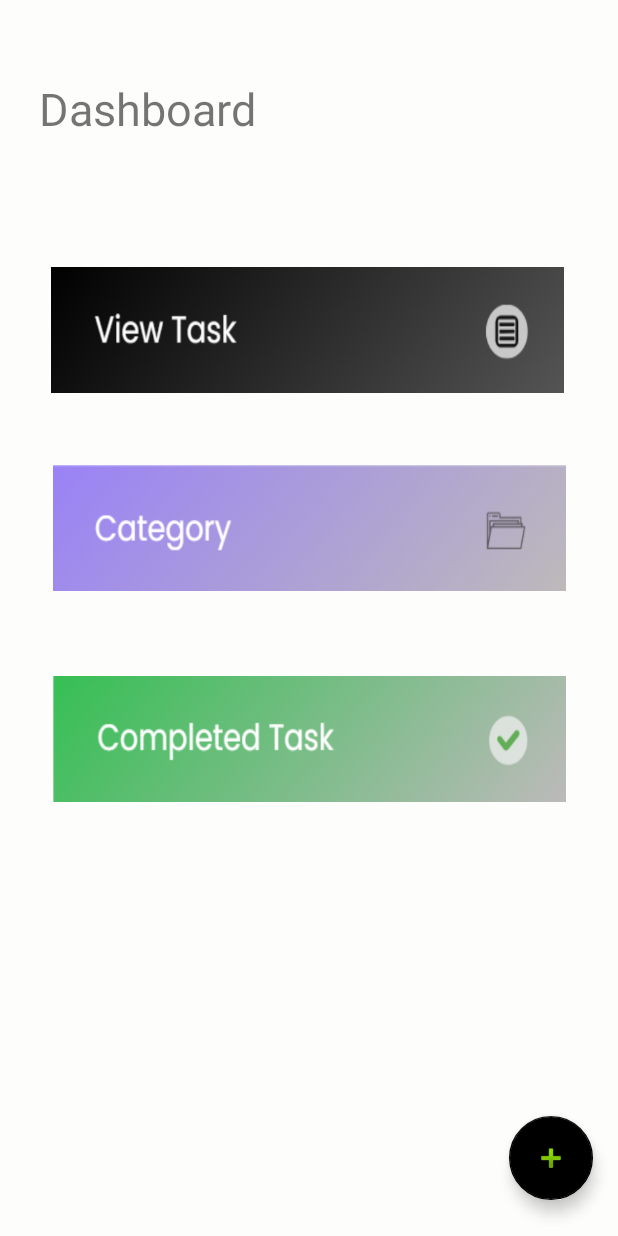
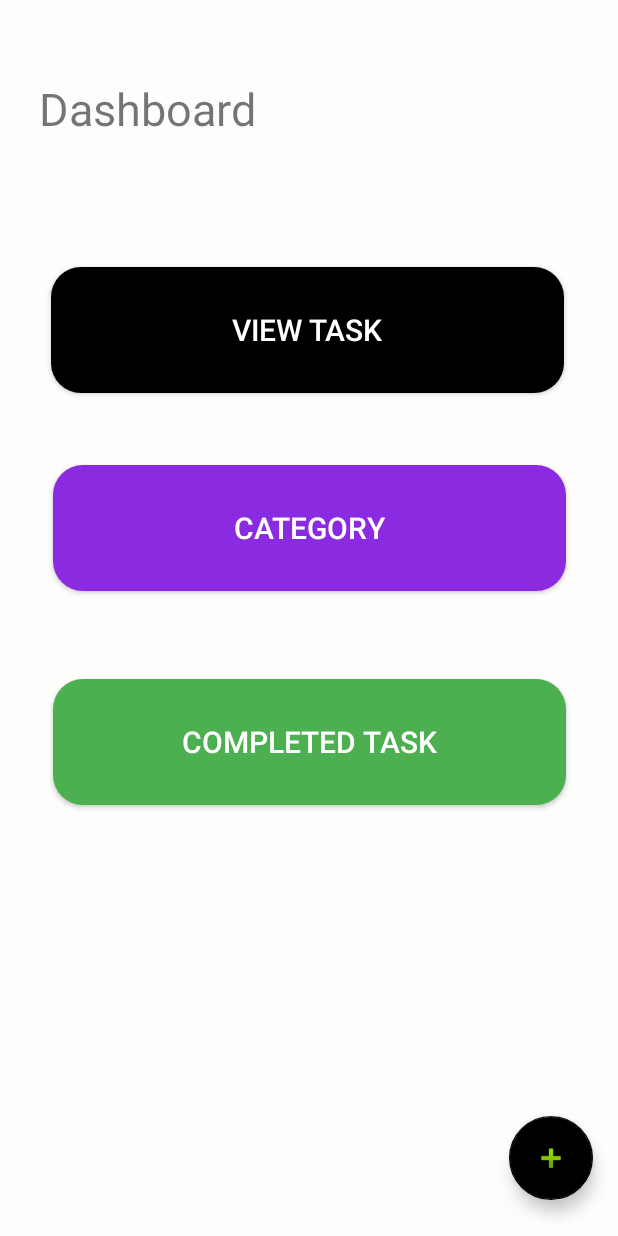
Before and after one commit to Labyrinth-759/TaskTidy, an Android app: the DashboardActivity screen opened directly, with no data from a screen before it, on a phone screen of 412 x 824 dp. Run offline under Robolectric (Android 15) with nearby library versions, the phone set to English and light mode, and no system bars.

Commit message:
change dashboard

```diff
--- /dev/null
+++ b/app/src/main/res/drawable/button4.xml
@@ -0,0 +1,15 @@
+<?xml version="1.0" encoding="utf-8"?>
+<selector xmlns:android="http://schemas.android.com/apk/res/android">
+    <item android:state_hovered="true">
+        <shape android:shape="rectangle">
+            <solid android:color="@color/light_green" />
+            <corners android:radius="20dp" />
+        </shape>
+    </item>
+    <item>
+        <shape android:shape="rectangle">
+            <solid android:color="@color/green" />
+            <corners android:radius="20dp" />
+        </shape>
+    </item>
+</selector>
--- /dev/null
+++ b/app/src/main/res/drawable/button6.xml
@@ -0,0 +1,17 @@
+<?xml version="1.0" encoding="utf-8"?>
+<selector xmlns:android="http://schemas.android.com/apk/res/android">
+    <!-- Hover state -->
+    <item android:state_hovered="true">
+        <shape android:shape="rectangle">
+            <solid android:color="@color/light_violet" />
+            <corners android:radius="20dp" />
+        </shape>
+    </item>
+
+    <item>
+        <shape android:shape="rectangle">
+            <solid android:color="@color/violet" />
+            <corners android:radius="20dp" />
+        </shape>
+    </item>
+</selector>
--- /dev/null
+++ b/app/src/main/res/drawable/button_background.xml
@@ -0,0 +1,18 @@
+<?xml version="1.0" encoding="utf-8"?>
+<selector xmlns:android="http://schemas.android.com/apk/res/android">
+    <!-- Hover state -->
+    <item android:state_hovered="true">
+        <shape android:shape="rectangle">
+            <solid android:color="#D3D3D3" />
+            <corners android:radius="20dp" />
+        </shape>
+    </item>
+
+
+    <item>
+        <shape android:shape="rectangle">
+            <solid android:color="#000000" />
+            <corners android:radius="20dp" />
+        </shape>
+    </item>
+</selector>
--- a/app/src/main/res/layout/activity_addtask.xml
+++ b/app/src/main/res/layout/activity_addtask.xml
@@ -15,8 +15,10 @@
         android:text="@string/addtask"
         app:layout_constraintEnd_toEndOf="parent"
         app:layout_constraintStart_toStartOf="parent"
-        tools:ignore="MissingConstraints"
-        tools:layout_editor_absoluteY="241dp" />
+        tools:ignore="LabelFor,MissingConstraints"
+        tools:layout_editor_absoluteY="241dp"
+        android:autofillHints=""
+        android:inputType="" />
 
     <EditText
         android:id="@+id/setprio"
@@ -28,5 +30,18 @@
         app:layout_constraintEnd_toEndOf="parent"
         app:layout_constraintStart_toStartOf="parent"
         app:layout_constraintTop_toBottomOf="@+id/enternewtask"
-        tools:ignore="MissingConstraints" />
+        tools:ignore="LabelFor,MissingConstraints"
+        android:autofillHints=""
+        android:inputType="" />
+
+    <Button
+        android:id="@+id/button5"
+        android:layout_width="wrap_content"
+        android:layout_height="wrap_content"
+        android:layout_marginTop="144dp"
+        android:text="@string/add"
+        app:layout_constraintEnd_toEndOf="parent"
+        app:layout_constraintHorizontal_bias="0.498"
+        app:layout_constraintStart_toStartOf="parent"
+        app:layout_constraintTop_toBottomOf="@+id/setprio" />
 </androidx.constraintlayout.widget.ConstraintLayout>
--- a/app/src/main/res/layout/activity_dashboard.xml
+++ b/app/src/main/res/layout/activity_dashboard.xml
@@ -26,26 +26,32 @@
         android:layout_width="342dp"
         android:layout_height="84dp"
         android:layout_marginTop="80dp"
-        android:background="@drawable/view"
+        android:background="@drawable/button_background"
+        android:text="@string/btnview"
+        android:textSize="20sp"
+        android:textColor="@android:color/white"
         app:layout_constraintEnd_toEndOf="parent"
         app:layout_constraintHorizontal_bias="0.49"
         app:layout_constraintStart_toStartOf="parent"
         app:layout_constraintTop_toBottomOf="@+id/textView3"
         tools:ignore="SpeakableTextPresentCheck" />
 
+
     <Button
         android:id="@+id/button4"
         android:layout_width="342dp"
         android:layout_height="84dp"
         android:layout_marginTop="44dp"
-        android:background="@drawable/complete"
-        android:text=""
+        android:background="@drawable/button4"
+        android:text="@string/btncomplete"
+        android:textSize="20sp"
+        android:textColor="@android:color/white"
         app:layout_constraintBottom_toBottomOf="parent"
         app:layout_constraintEnd_toEndOf="parent"
-        app:layout_constraintHorizontal_bias="0.509"
+        app:layout_constraintHorizontal_bias="0.507"
         app:layout_constraintStart_toStartOf="parent"
         app:layout_constraintTop_toBottomOf="@+id/button6"
-        app:layout_constraintVertical_bias="0.041"
+        app:layout_constraintVertical_bias="0.049"
         tools:ignore="SpeakableTextPresentCheck" />
 
     <Button
@@ -53,12 +59,16 @@
         android:layout_width="342dp"
         android:layout_height="84dp"
         android:layout_marginTop="48dp"
-        android:background="@drawable/cat"
+        android:background="@drawable/button6"
+        android:text="Category"
+        android:textSize="20sp"
+        android:textColor="@android:color/white"
         app:layout_constraintEnd_toEndOf="parent"
         app:layout_constraintHorizontal_bias="0.509"
         app:layout_constraintStart_toStartOf="parent"
         app:layout_constraintTop_toBottomOf="@+id/button3"
         tools:ignore="SpeakableTextPresentCheck" />
+
 
     <TextView
         android:id="@+id/textView3"
--- a/app/src/main/res/values/colors.xml
+++ b/app/src/main/res/values/colors.xml
@@ -7,4 +7,10 @@
     <color name="teal_700">#FF018786</color>
     <color name="black">#FF000000</color>
     <color name="white">#FFFFFFFF</color>
+    <color name="light_gray">#D3D3D3</color>
+    <color name="violet">#8A2BE2</color>
+    <color name="light_violet">#D8BFD8</color>
+    <color name="green">#4CAF50</color>
+    <color name="light_green">#A5D6A7</color>
+
 </resources>
--- a/app/src/main/res/values/strings.xml
+++ b/app/src/main/res/values/strings.xml
@@ -8,8 +8,10 @@
     <string name="pass">Enter Password</string>
     <string name="confirmpass">Confirm Password</string>
     <string name="add">Add</string>
+    <string name="btnview">View Task</string>
     <string name="db">Dashboard</string>
     <string name="todo">Icon</string>
     <string name="addtask">Enter New Task</string>
     <string name="setprio">Set Priority</string>
+    <string name="btncomplete">Completed Task</string>
 </resources>
```
